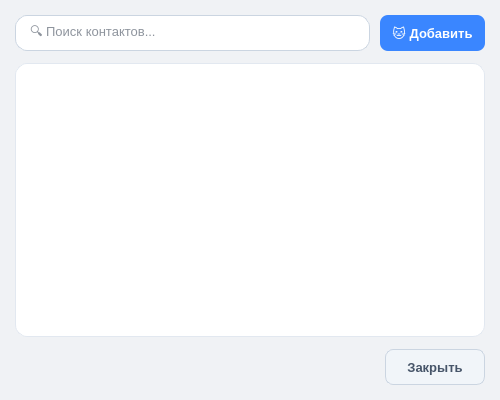
Before: the Qt Designer form src/GUI/contactsdialog.ui in lemito/CryptoMAI, drawn with Qt 5.
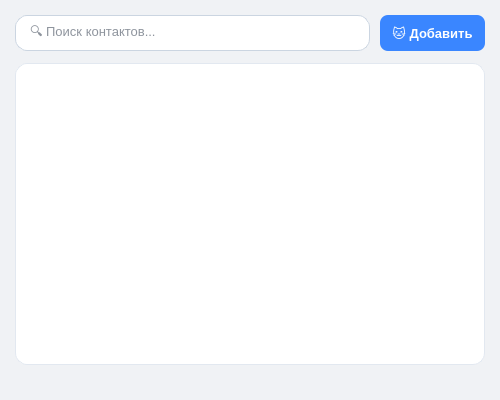
After: the same form once the commit is applied.

Patch:
```diff
--- a/src/GUI/contactsdialog.ui
+++ b/src/GUI/contactsdialog.ui
@@ -2,6 +2,20 @@
 <ui version="4.0">
 <class>ContactsDialog</class>
 <widget class="QDialog" name="ContactsDialog">
+  <property name="geometry">
+   <rect>
+    <x>0</x>
+    <y>0</y>
+    <width>500</width>
+    <height>400</height>
+   </rect>
+  </property>
+  <property name="minimumSize">
+   <size>
+    <width>500</width>
+    <height>400</height>
+   </size>
+  </property>
     <property name="windowTitle">
         <string>😺 Контакты - MeowChat</string>
     </property>
@@ -209,44 +223,6 @@
                         </property>
                     </spacer>
                 </item>
-                <item>
-                    <widget class="QPushButton" name="closeButton">
-                        <property name="minimumSize">
-                            <size>
-                                <width>100</width>
-                                <height>36</height>
-                            </size>
-                        </property>
-                        <property name="cursor">
-                            <cursorShape>PointingHandCursor</cursorShape>
-                        </property>
-                        <property name="styleSheet">
-                            <string notr="true">QPushButton {
-    background-color: #f1f5f9;
-    border-radius: 8px;
-    border: 1px solid #cbd5e1;
-    color: #475569;
-    font-weight: bold;
-    font-size: 10pt;
-    padding: 8px 12px;
-}
-
-QPushButton:hover {
-    background-color: #e2e8f0;
-}
-
-QPushButton:pressed {
-    background-color: #cbd5e1;
-}</string>
-                        </property>
-                        <property name="text">
-                            <string>Закрыть</string>
-                        </property>
-                        <property name="toolTip">
-                            <string>Закрыть окно контактов</string>
-                        </property>
-                    </widget>
-                </item>
             </layout>
         </item>
     </layout>
```
Left out of the diff: 26 changed lines with no effect on the pictures. Lines whose indentation alone changed are shown as unchanged.
